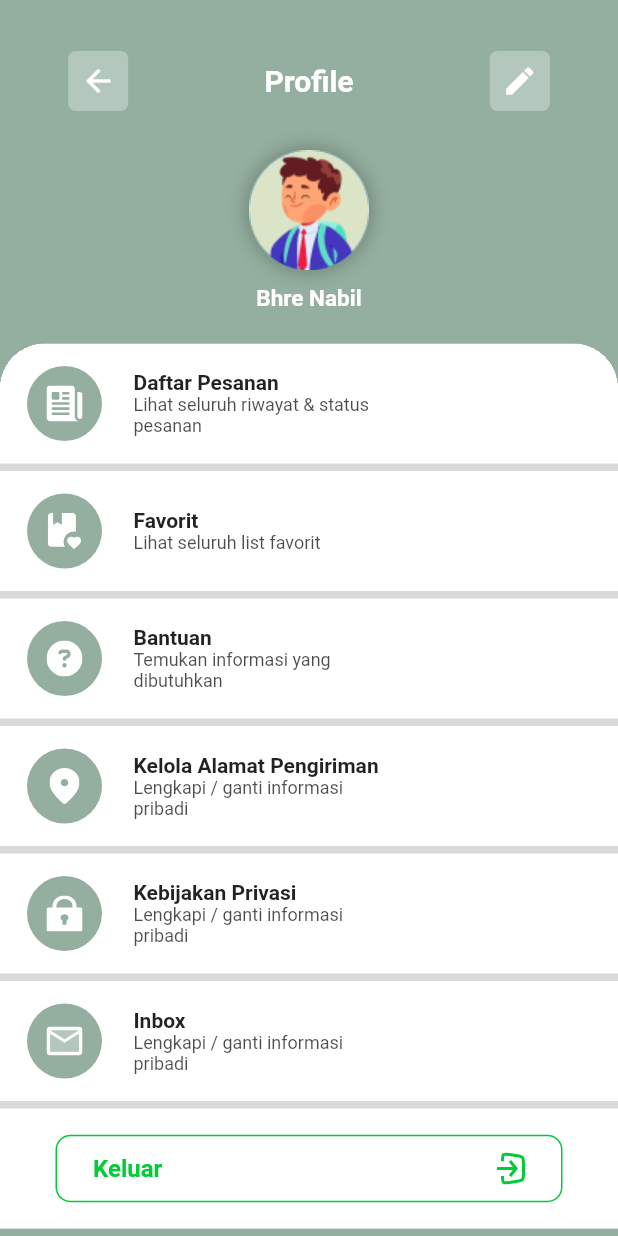
After one commit to BhreKheley/Variegata_Project, a Flutter app: the screen it shows after launch, after a tap on "Continue", on a phone screen of 412 x 824 dp. The commit adds this screen. Run offline on Flutter 3.47's test engine with Material 2 defaults, Android fonts, the light colour scheme and no system bars; our stand-ins replace flutter_svg, google_fonts.

Commit message:
[BN] Profile Page

```diff
--- a/lib/auth/login_page.dart
+++ b/lib/auth/login_page.dart
@@ -1,9 +1,8 @@
-// ignore_for_file: prefer_const_constructors
-
 import 'package:flutter/material.dart';
 import 'package:google_fonts/google_fonts.dart';
 import 'package:variegata_project/auth/register_page.dart';
 import 'package:variegata_project/main.dart';
+import 'package:variegata_project/pages/profile_page.dart';
 
 class LoginPage extends StatefulWidget {
   LoginPage({Key? key}) : super(key: key);
@@ -165,7 +164,16 @@ class _LoginPageState extends State<LoginPage> {
                             ),
                           ),
                         ),
-                        Container(
+                        GestureDetector(
+                          onTap: () {
+                            Navigator.push(
+                              context,
+                              MaterialPageRoute(
+                                builder: (context) => ProfilePage(),
+                              ),
+                            );
+                          },
+                          child: Container(
                             margin: EdgeInsets.only(bottom: 34),
                             width: 350,
                             height: 50,
@@ -179,6 +187,7 @@ class _LoginPageState extends State<LoginPage> {
                                 style: TextStyle(
                                     fontWeight: FontWeight.w600,
                                     color: Color(0xFF94AF9F)),
+                              ),
                             ),
                           ),
                         ),
--- a/lib/auth/register_page.dart
+++ b/lib/auth/register_page.dart
@@ -3,6 +3,7 @@ import 'package:google_fonts/google_fonts.dart';
 import 'package:variegata_project/auth/login_page.dart';
 import 'package:variegata_project/auth/register_page.dart';
 import 'package:variegata_project/main.dart';
+import 'package:variegata_project/pages/profile_page.dart';
 
 class RegisterPage extends StatefulWidget {
   RegisterPage({Key? key}) : super(key: key);
@@ -22,7 +23,7 @@ class _RegisterPageState extends State<RegisterPage> {
       body: SafeArea(
         child: SingleChildScrollView(
           child: SizedBox(
-            height: currentHeight * 1.2 ,
+            height: currentHeight * 1.2,
             child: Stack(
               children: [
                 Positioned(
@@ -244,7 +245,16 @@ class _RegisterPageState extends State<RegisterPage> {
                             ),
                           ),
                         ),
-                        Container(
+                        GestureDetector(
+                          onTap: () {
+                            Navigator.push(
+                              context,
+                              MaterialPageRoute(
+                                builder: (context) => ProfilePage(),
+                              ),
+                            );
+                          },
+                          child: Container(
                             margin: EdgeInsets.only(bottom: 34),
                             width: 350,
                             height: 50,
@@ -258,6 +268,7 @@ class _RegisterPageState extends State<RegisterPage> {
                                 style: TextStyle(
                                     fontWeight: FontWeight.w600,
                                     color: Color(0xFF94AF9F)),
+                              ),
                             ),
                           ),
                         ),
--- /dev/null
+++ b/lib/pages/dashboard_page.dart
@@ -0,0 +1,20 @@
+import 'package:flutter/material.dart';
+import 'package:google_fonts/google_fonts.dart';
+import 'package:variegata_project/auth/login_page.dart';
+import 'package:variegata_project/auth/register_page.dart';
+import 'package:variegata_project/main.dart';
+import 'package:variegata_project/pages/profile_page.dart';
+
+class DashboardPage extends StatefulWidget {
+  DashboardPage({Key? key}) : super(key: key);
+
+  @override
+  State<DashboardPage> createState() => _DashboardPageState();
+}
+
+class _DashboardPageState extends State<DashboardPage> {
+  @override
+  Widget build(BuildContext context) {
+    return Scaffold();
+  }
+}
--- /dev/null
+++ b/lib/pages/profile_page.dart
@@ -0,0 +1,236 @@
+import 'package:flutter/material.dart';
+import 'package:google_fonts/google_fonts.dart';
+import 'package:variegata_project/auth/login_page.dart';
+import 'package:variegata_project/auth/register_page.dart';
+import 'package:variegata_project/main.dart';
+import 'package:flutter_svg/flutter_svg.dart';
+
+class ProfilePage extends StatefulWidget {
+  ProfilePage({Key? key}) : super(key: key);
+
+  @override
+  State<ProfilePage> createState() => _ProfilePageState();
+}
+
+class _ProfilePageState extends State<ProfilePage> {
+  @override
+  Widget build(BuildContext context) {
+    return Scaffold(
+      backgroundColor: Color(0xFF94AF9F),
+      body: SafeArea(
+        child: SingleChildScrollView(
+          child: Column(
+            children: [
+              SizedBox(
+                height: 34,
+              ),
+              Row(
+                mainAxisAlignment: MainAxisAlignment.spaceAround,
+                children: [
+                  GestureDetector(
+                    onTap: () {
+                      Navigator.push(
+                        context,
+                        MaterialPageRoute(
+                          builder: (context) => LoginPage(),
+                        ),
+                      );
+                    },
+                    child: Container(
+                      width: 40,
+                      height: 40,
+                      decoration: BoxDecoration(
+                        color: Colors.white.withOpacity(0.3),
+                        borderRadius: BorderRadius.circular(5),
+                      ),
+                      child: Icon(
+                        Icons.arrow_back,
+                        color: Colors.white,
+                      ),
+                    ),
+                  ),
+                  Text(
+                    "Profile",
+                    style: TextStyle(
+                      color: Colors.white,
+                      fontWeight: FontWeight.w600,
+                      fontSize: 20,
+                    ),
+                  ),
+                  Container(
+                    width: 40,
+                    height: 40,
+                    decoration: BoxDecoration(
+                      color: Colors.white.withOpacity(0.3),
+                      borderRadius: BorderRadius.circular(5),
+                    ),
+                    child: Icon(
+                      Icons.edit,
+                      color: Colors.white,
+                    ),
+                  ),
+                ],
+              ),
+              SizedBox(
+                height: 26,
+              ),
+              Container(
+                width: 80,
+                height: 80,
+                decoration: BoxDecoration(
+                  borderRadius: BorderRadius.circular(50),
+                  boxShadow: [
+                    BoxShadow(
+                      color: Colors.black.withOpacity(0.25),
+                      spreadRadius: 2,
+                      blurRadius: 10,
+                      offset: Offset(0, 0), // changes position of shadow
+                    ),
+                  ],
+                ),
+                child: CircleAvatar(
+                  child: Image(
+                    image: AssetImage("assets/img/profile-picture.png"),
+                  ),
+                ),
+              ),
+              SizedBox(
+                height: 10,
+              ),
+              Text(
+                "Bhre Nabil",
+                style: TextStyle(
+                  color: Colors.white,
+                  fontWeight: FontWeight.w700,
+                  fontSize: 15,
+                ),
+              ),
+              Container(
+                clipBehavior: Clip.hardEdge,
+                margin: EdgeInsets.only(top: 21),
+                width: MediaQuery.of(context).size.width,
+                // height: MediaQuery.of(context).size.height,
+                decoration: BoxDecoration(
+                  color: Color(0xFFD9D9D9),
+                  borderRadius: BorderRadius.only(
+                      topLeft: Radius.circular(30),
+                      topRight: Radius.circular(30)),
+                ),
+                child: Column(
+                  children: [
+                    Cardds(
+                      'history.svg',
+                      'Daftar Pesanan',
+                      'Lihat seluruh riwayat & status pesanan',
+                    ),
+                    Cardds(
+                      'favorite.svg',
+                      'Favorit',
+                      'Lihat seluruh list favorit',
+                    ),
+                    Cardds(
+                      'help.svg',
+                      'Bantuan',
+                      'Temukan informasi yang dibutuhkan',
+                    ),
+                    Cardds(
+                      'location.svg',
+                      'Kelola Alamat Pengiriman',
+                      'Lengkapi / ganti informasi pribadi',
+                    ),
+                    Cardds(
+                      'privacy_policy.svg',
+                      'Kebijakan Privasi',
+                      'Lengkapi / ganti informasi pribadi',
+                    ),
+                    Cardds(
+                      'inbox.svg',
+                      'Inbox',
+                      'Lengkapi / ganti informasi pribadi',
+                    ),
+                    Container(
+                      child: Center(
+                        child: Container(
+                          padding: EdgeInsets.symmetric(horizontal: 24),
+                          height: 45,
+                          decoration: BoxDecoration(
+                              border: Border.all(color: Color(0xFF01CB37)),
+                              borderRadius: BorderRadius.circular(10)),
+                          child: Row(
+                            mainAxisAlignment: MainAxisAlignment.spaceBetween,
+                            children: [
+                              Text(
+                                "Keluar",
+                                style: TextStyle(
+                                    fontSize: 16,
+                                    fontWeight: FontWeight.w600,
+                                    color: Color(0xFF01CB37)),
+                              ),
+                              SvgPicture.asset('assets/img/keluar.svg')
+                            ],
+                          ),
+                        ),
+                      ),
+                      padding: EdgeInsets.symmetric(horizontal: 37),
+                      width: MediaQuery.of(context).size.width,
+                      height: 80,
+                      color: Colors.white,
+                    ),
+                  ],
+                ),
+              ),
+            ],
+          ),
+        ),
+      ),
+    );
+  }
+
+  Widget Cardds(String image, String title, String subTitle) {
+    return Container(
+      padding: EdgeInsets.only(left: 18),
+      margin: EdgeInsets.only(bottom: 5),
+      height: 80,
+      color: Colors.white,
+      child: Row(
+        children: [
+          Container(
+            margin: EdgeInsets.only(right: 21),
+            padding: EdgeInsets.all(13),
+            height: 50,
+            width: 50,
+            decoration: BoxDecoration(
+              color: Color(0xFF94AF9F),
+              shape: BoxShape.circle,
+            ),
+            child: Container(
+              child: SvgPicture.asset(
+                'assets/img/$image',
+                width: 25,
+                height: 25,
+              ),
+            ),
+          ),
+          Column(
+            mainAxisAlignment: MainAxisAlignment.center,
+            crossAxisAlignment: CrossAxisAlignment.start,
+            children: [
+              Text(
+                title.toString(),
+                style: TextStyle(fontSize: 14, fontWeight: FontWeight.w600),
+              ),
+              SizedBox(
+                width: 170,
+                child: Text(
+                  subTitle.toString(),
+                  style: TextStyle(
+                      fontSize: 12, color: Colors.black.withOpacity(0.7)),
+                ),
+              )
+            ],
+          )
+        ],
+      ),
+    );
+  }
+}
--- a/pubspec.yaml
+++ b/pubspec.yaml
@@ -38,6 +38,7 @@ dependencies:
   get: ^4.3.8
   google_fonts:
   http:
+  flutter_svg: ^2.0.5
 
 dev_dependencies:
   flutter_test:
```
Also changed, not shown: assets/img/Group 8744.svg (added), assets/img/favorite.svg (added), assets/img/help.svg (added), assets/img/history.svg (added), assets/img/inbox.svg (added), assets/img/keluar.svg (added), assets/img/location.svg (added), assets/img/privacy_policy.svg (added), assets/img/profile-picture.png (added), pubspec.lock. Lines whose indentation alone changed are shown as unchanged.
